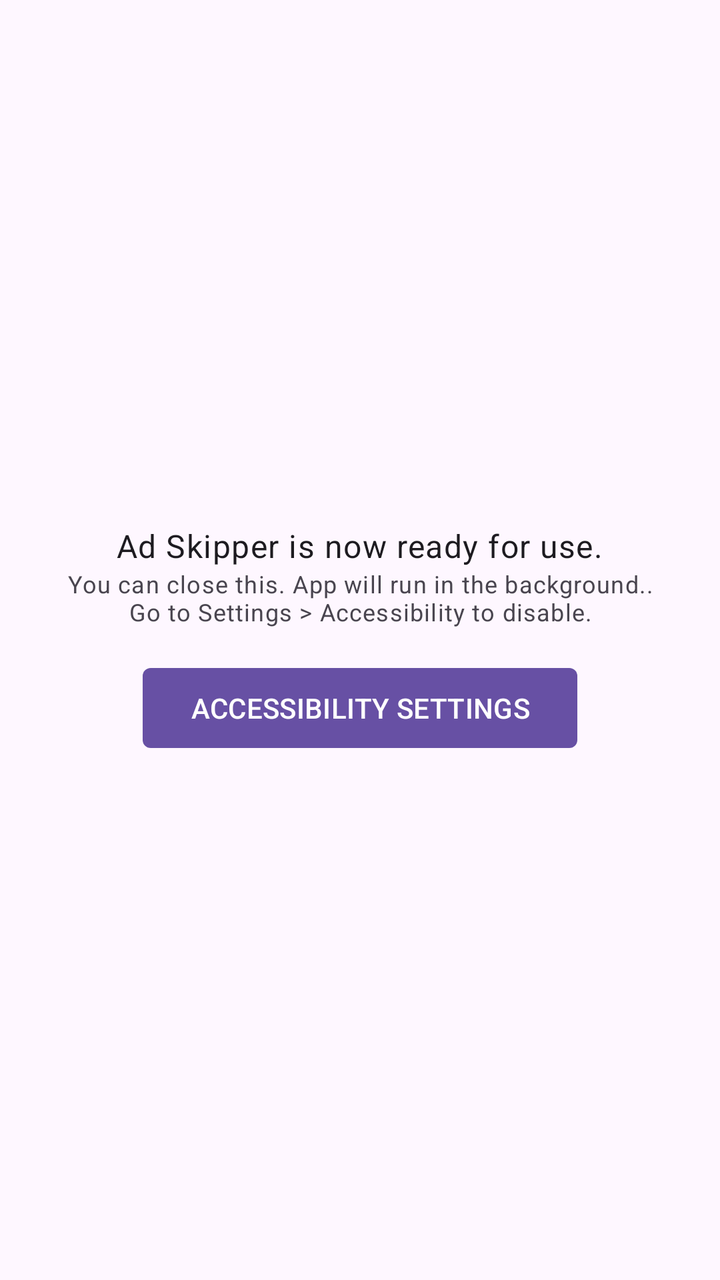
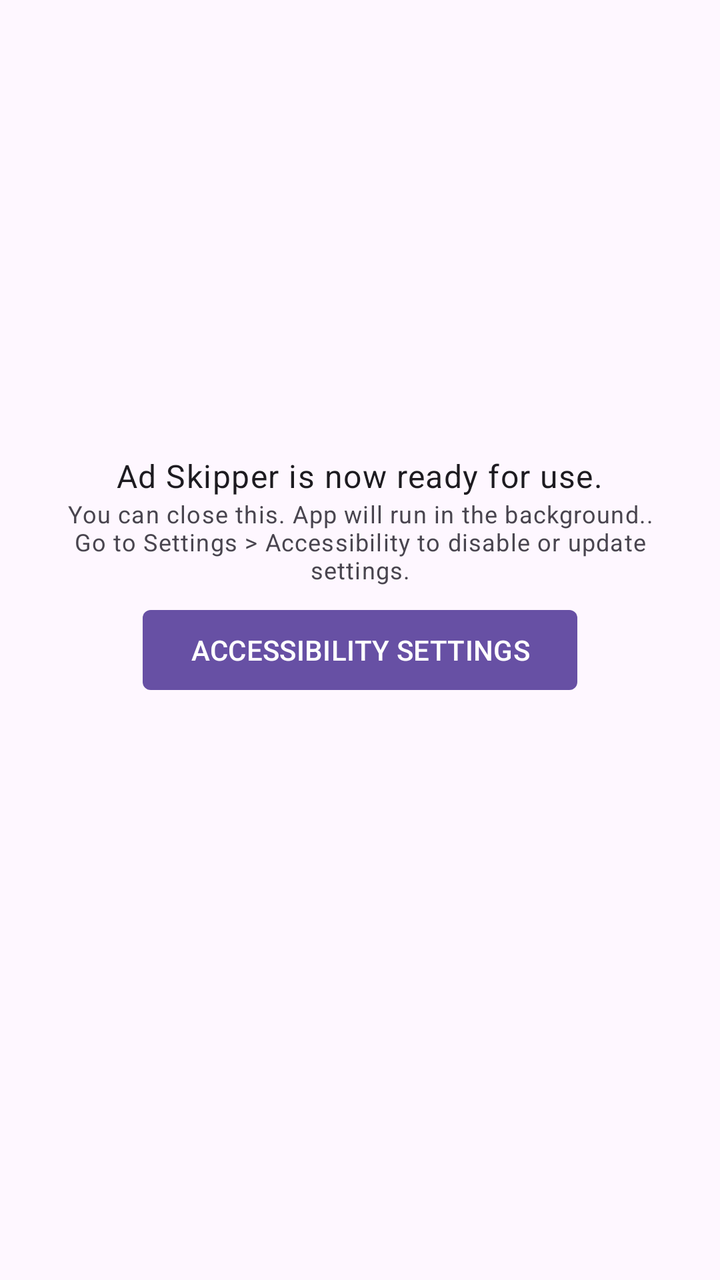

Before-and-after screenshots of an Android layout around one commit, followed by the original layout XML and the change that was made.
<!-- AndroidManifest.xml: application theme AppTheme -->
<!-- res/layout/fragment_service_enabled.xml -->
<?xml version="1.0" encoding="utf-8"?>
<androidx.core.widget.NestedScrollView xmlns:android="http://schemas.android.com/apk/res/android"
    xmlns:app="http://schemas.android.com/apk/res-auto"
    xmlns:tools="http://schemas.android.com/tools"
    android:fillViewport="true"
    android:layout_width="match_parent"
    android:layout_height="match_parent">

    <LinearLayout
        android:layout_width="match_parent"
        android:layout_height="wrap_content"
        android:layout_margin="16dp"
        android:orientation="vertical"
        android:gravity="center"
        android:layout_gravity="center">

        <Space
            android:layout_width="wrap_content"
            android:layout_height="0dp"
            android:layout_weight="1"
            />

        <TextView
            android:id="@+id/textview_first"
            android:layout_width="wrap_content"
            android:layout_height="wrap_content"
            android:layout_marginTop="16dp"
            android:text="@string/a11y_service_enabled_message1"
            android:textAlignment="center"
            android:textAppearance="@style/TextAppearance.Material3.BodyLarge"/>
        <TextView
            android:id="@+id/textview_second"
            android:layout_width="wrap_content"
            android:layout_height="wrap_content"
            android:text="@string/a11y_service_enabled_message2"
            android:textAlignment="center"
            android:textAppearance="@style/TextAppearance.Material3.BodySmall"/>

        <com.google.android.material.button.MaterialButton
            android:id="@+id/button_goto_a11y_settings"
            android:layout_width="wrap_content"
            android:layout_height="wrap_content"
            android:layout_marginTop="16dp"
            android:textAllCaps="true"
            android:text="@string/go_to_a11y_settings"
            app:cornerRadius="4dp" />
        <Space
            android:layout_width="wrap_content"
            android:layout_height="0dp"
            android:layout_weight="1"
            />
        <ProgressBar
            android:id="@+id/premium_status_spinner"
            android:layout_width="wrap_content"
            android:layout_height="wrap_content"
            android:layout_marginTop="16dp"
            android:visibility="gone"/>

        <androidx.fragment.app.FragmentContainerView
            android:id="@+id/premium_fragment_container"
            android:layout_width="match_parent"
            android:layout_height="wrap_content"
            android:layout_marginBottom="16dp"
            tools:layout="@layout/fragment_premium_disabled" />
    </LinearLayout>
</androidx.core.widget.NestedScrollView>
<!-- res/layout/fragment_premium_disabled.xml (included above) -->
<?xml version="1.0" encoding="utf-8"?>
<com.google.android.material.card.MaterialCardView
    xmlns:android="http://schemas.android.com/apk/res/android"
    xmlns:app="http://schemas.android.com/apk/res-auto"
    android:layout_width="match_parent"
    android:layout_height="match_parent"
    android:layout_gravity="center"
    app:strokeWidth="2dp">
    <androidx.constraintlayout.widget.ConstraintLayout
        android:layout_width="match_parent"
        android:layout_height="match_parent"
        android:padding="16dp">
        <TextView
            android:id="@+id/textview_premium_subscription_prompt1"
            android:layout_width="wrap_content"
            android:layout_height="wrap_content"
            android:layout_marginTop="16dp"
            android:text="@string/premium_subscription_prompt1"
            android:textAlignment="center"
            android:textAppearance="@style/TextAppearance.Material3.BodyLarge.Emphasized"
            app:layout_constraintEnd_toEndOf="parent"
            app:layout_constraintStart_toStartOf="parent"
            app:layout_constraintBottom_toTopOf="@id/textview_premium_subscription_prompt2" />

        <TextView
            android:id="@+id/textview_premium_subscription_prompt2"
            android:layout_width="wrap_content"
            android:layout_height="wrap_content"
            android:layout_marginTop="16dp"
            android:text="@string/premium_subscription_prompt2"
            android:textAlignment="center"
            android:textAppearance="@style/TextAppearance.Material3.BodySmall"
            app:layout_constraintEnd_toEndOf="parent"
            app:layout_constraintStart_toStartOf="parent"
            app:layout_constraintBottom_toTopOf="@id/layout_purchase_subscription" />

        <LinearLayout
            android:id="@+id/layout_purchase_subscription"
            android:layout_width="match_parent"
            android:layout_height="wrap_content"
            android:paddingVertical="8dp"
            android:orientation="horizontal"
            android:gravity="center_vertical"
            app:layout_constraintEnd_toEndOf="parent"
            app:layout_constraintStart_toStartOf="parent"
            app:layout_constraintBottom_toBottomOf="parent">



            <com.google.android.material.button.MaterialButton
                android:id="@+id/button_buy"
                android:layout_width="0dp"
                android:layout_weight="1"
                android:layout_height="wrap_content"
                android:textAllCaps="true"
                android:text="@string/premium_buy_subscription_label"
                app:cornerRadius="4dp"
                />

            <Space
                android:layout_width="8dp"
                android:layout_height="wrap_content"/>

            <com.google.android.material.button.MaterialButton
                android:id="@+id/button_review"
                android:layout_width="0dp"
                android:layout_weight="1"
                android:layout_height="wrap_content"
                android:textAllCaps="true"
                android:text="@string/premium_review_label"
                style="@style/Widget.Material3Expressive.Button.OutlinedButton"
                app:cornerRadius="4dp"
                />
        </LinearLayout>
    </androidx.constraintlayout.widget.ConstraintLayout>
</com.google.android.material.card.MaterialCardView>
<!-- resources referenced by this layout -->
<resources>
  <string name="a11y_service_enabled_message1">Ad Skipper is now ready for use.</string>
  <string name="a11y_service_enabled_message2">You can close this. App will run in the background..\nGo to Settings &gt; Accessibility to disable.</string>
  <string name="go_to_a11y_settings">Accessibility Settings</string>
  <string name="premium_buy_subscription_label">Buy coffee</string>
  <string name="premium_review_label">Rate app</string>
  <string name="premium_subscription_prompt1">Like the app? Support us!</string>
  <string name="premium_subscription_prompt2">Your support helps us make it better</string>
  <style name="AppTheme" parent="Theme.Material3.DayNight.NoActionBar" />
</resources>

<!-- the commit's change to res/layout/fragment_service_enabled.xml (unified diff, before → after) -->
@@ -25,14 +25,14 @@
             android:layout_width="wrap_content"
             android:layout_height="wrap_content"
             android:layout_marginTop="16dp"
-            android:text="@string/a11y_service_enabled_message1"
+            android:text="@string/label_a11y_service_enabled1"
             android:textAlignment="center"
             android:textAppearance="@style/TextAppearance.Material3.BodyLarge"/>
         <TextView
             android:id="@+id/textview_second"
             android:layout_width="wrap_content"
             android:layout_height="wrap_content"
-            android:text="@string/a11y_service_enabled_message2"
+            android:text="@string/label_a11y_service_enabled2"
             android:textAlignment="center"
             android:textAppearance="@style/TextAppearance.Material3.BodySmall"/>
 
@@ -40,10 +40,25 @@
             android:id="@+id/button_goto_a11y_settings"
             android:layout_width="wrap_content"
             android:layout_height="wrap_content"
-            android:layout_marginTop="16dp"
+            android:layout_marginTop="8dp"
             android:textAllCaps="true"
             android:text="@string/go_to_a11y_settings"
             app:cornerRadius="4dp" />
+
+        <androidx.fragment.app.FragmentContainerView
+            android:id="@+id/req_notif_fragment_container"
+            android:layout_width="wrap_content"
+            android:layout_height="wrap_content"
+            android:layout_marginVertical="16dp"
+            tools:layout="@layout/fragment_request_notifications" />
+
+        <androidx.fragment.app.FragmentContainerView
+            android:id="@+id/stats_fragment_container"
+            android:layout_width="wrap_content"
+            android:layout_height="wrap_content"
+            android:layout_marginVertical="16dp"
+            tools:layout="@layout/fragment_stats" />
+
         <Space
             android:layout_width="wrap_content"
             android:layout_height="0dp"
@@ -64,6 +79,111 @@
             tools:layout="@layout/fragment_premium_disabled" />
     </LinearLayout>
 </androidx.core.widget.NestedScrollView>
+<!-- res/layout/fragment_request_notifications.xml (included above) -->
+<?xml version="1.0" encoding="utf-8"?>
+<LinearLayout xmlns:android="http://schemas.android.com/apk/res/android"
+    xmlns:app="http://schemas.android.com/apk/res-auto"
+    android:layout_width="wrap_content"
+    android:layout_height="wrap_content"
+    android:orientation="vertical"
+    android:gravity="center"
+    android:layout_gravity="center">
+    <com.google.android.material.button.MaterialButton
+        android:id="@+id/button_enable_notifications"
+        android:layout_width="wrap_content"
+        android:layout_height="wrap_content"
+        android:text="@string/label_request_notifications"
+        style="@style/Widget.Material3Expressive.Button.OutlinedButton"
+        app:cornerRadius="4dp"/>
+    <TextView
+        android:id="@+id/textview_rationale"
+        android:layout_width="wrap_content"
+        android:layout_height="wrap_content"
+        android:text="@string/msg_notifications_rationale"
+        android:textAlignment="center"
+        android:textAppearance="@style/TextAppearance.Material3.BodySmall"/>
+</LinearLayout>
+<!-- res/layout/fragment_stats.xml (included above) -->
+<?xml version="1.0" encoding="utf-8"?>
+<com.google.android.material.card.MaterialCardView xmlns:android="http://schemas.android.com/apk/res/android"
+    xmlns:app="http://schemas.android.com/apk/res-auto"
+    android:layout_width="wrap_content"
+    android:layout_height="wrap_content"
+    android:layout_gravity="center"
+    android:padding="16dp"
+    app:strokeWidth="2dp">
+
+    <TableLayout
+        android:layout_width="wrap_content"
+        android:layout_height="wrap_content"
+        android:padding="8dp"
+        android:clipToPadding="false">
+
+        <TableRow
+            android:layout_width="wrap_content"
+            android:layout_height="wrap_content"
+            android:background="?attr/colorSurfaceContainerLowest">
+
+            <TextView
+                android:id="@+id/stats_this_cycle_prefix"
+                android:layout_width="wrap_content"
+                android:layout_height="wrap_content"
+                android:layout_marginEnd="8dp"
+                android:text="@string/label_stats_current_prefix"
+                android:textAppearance="@style/TextAppearance.Material3.BodyLarge" />
+
+            <TextView
+                android:id="@+id/stats_this_cycle"
+                android:layout_width="wrap_content"
+                android:layout_height="wrap_content"
+                android:text="@string/msg_engagement_text"
+                android:textAppearance="@style/TextAppearance.Material3.BodyLarge" />
+        </TableRow>
+
+        <TableRow
+            android:layout_width="wrap_content"
+            android:layout_height="wrap_content"
+            android:background="?attr/colorSurfaceContainer">
+
+            <TextView
+                android:id="@+id/stats_past_cycle_prefix"
+                android:layout_width="wrap_content"
+                android:layout_height="wrap_content"
+                android:layout_marginEnd="8dp"
+                android:text="@string/label_stats_past_prefix"
+                android:textAppearance="@style/TextAppearance.Material3.BodyLarge" />
+
+            <TextView
+                android:id="@+id/stats_past_cycle"
+                android:layout_width="wrap_content"
+                android:layout_height="wrap_content"
+                android:text="@string/msg_engagement_text"
+                android:textAppearance="@style/TextAppearance.Material3.BodyLarge" />
+        </TableRow>
+
+        <TableRow
+            android:layout_width="wrap_content"
+            android:layout_height="wrap_content"
+            android:background="?attr/colorSurfaceContainerHighest">
+
+            <TextView
+                android:id="@+id/stats_lifetime_prefix"
+                android:layout_width="wrap_content"
+                android:layout_height="wrap_content"
+                android:layout_marginEnd="8dp"
+                android:text="@string/label_stats_lifetime_prefix"
+                android:textAppearance="@style/TextAppearance.Material3.BodyLarge" />
+
+            <TextView
+                android:id="@+id/stats_lifetime"
+                android:layout_width="wrap_content"
+                android:layout_height="wrap_content"
+                android:text="@string/msg_engagement_text"
+                android:textAppearance="@style/TextAppearance.Material3.BodyLarge" />
+        </TableRow>
+
+    </TableLayout>
+</com.google.android.material.card.MaterialCardView>
 <!-- res/layout/fragment_premium_disabled.xml (included above) -->
 <?xml version="1.0" encoding="utf-8"?>
 <com.google.android.material.card.MaterialCardView
@@ -82,7 +202,7 @@
             android:layout_width="wrap_content"
             android:layout_height="wrap_content"
             android:layout_marginTop="16dp"
-            android:text="@string/premium_subscription_prompt1"
+            android:text="@string/label_premium_subscription_prompt1"
             android:textAlignment="center"
             android:textAppearance="@style/TextAppearance.Material3.BodyLarge.Emphasized"
             app:layout_constraintEnd_toEndOf="parent"
@@ -94,7 +214,7 @@
             android:layout_width="wrap_content"
             android:layout_height="wrap_content"
             android:layout_marginTop="16dp"
-            android:text="@string/premium_subscription_prompt2"
+            android:text="@string/label_premium_subscription_prompt2"
             android:textAlignment="center"
             android:textAppearance="@style/TextAppearance.Material3.BodySmall"
             app:layout_constraintEnd_toEndOf="parent"
@@ -120,7 +240,7 @@
                 android:layout_weight="1"
                 android:layout_height="wrap_content"
                 android:textAllCaps="true"
-                android:text="@string/premium_buy_subscription_label"
+                android:text="@string/label_premium_buy_subscription"
                 app:cornerRadius="4dp"
                 />
 
@@ -134,7 +254,7 @@
                 android:layout_weight="1"
                 android:layout_height="wrap_content"
                 android:textAllCaps="true"
-                android:text="@string/premium_review_label"
+                android:text="@string/label_premium_review"
                 style="@style/Widget.Material3Expressive.Button.OutlinedButton"
                 app:cornerRadius="4dp"
                 />
<!-- resource entries referenced after the edit -->
@@ -1,12 +1,18 @@
 <!-- resources referenced by this layout -->
 <resources>
-  <string name="a11y_service_enabled_message1">Ad Skipper is now ready for use.</string>
-  <string name="a11y_service_enabled_message2">You can close this. App will run in the background..\nGo to Settings &gt; Accessibility to disable.</string>
   <string name="go_to_a11y_settings">Accessibility Settings</string>
-  <string name="premium_buy_subscription_label">Buy coffee</string>
-  <string name="premium_review_label">Rate app</string>
-  <string name="premium_subscription_prompt1">Like the app? Support us!</string>
-  <string name="premium_subscription_prompt2">Your support helps us make it better</string>
+  <string name="label_a11y_service_enabled1">Ad Skipper is now ready for use.</string>
+  <string name="label_a11y_service_enabled2">You can close this. App will run in the background..\nGo to Settings &gt; Accessibility to disable or update settings.</string>
+  <string name="label_premium_buy_subscription">Buy coffee</string>
+  <string name="label_premium_review">Rate us</string>
+  <string name="label_premium_subscription_prompt1">Like the app? Support us!</string>
+  <string name="label_premium_subscription_prompt2">Your support helps us make it better</string>
+  <string name="label_request_notifications">Enable notifications</string>
+  <string name="label_stats_current_prefix">This week ads</string>
+  <string name="label_stats_lifetime_prefix">Lifetime ads</string>
+  <string name="label_stats_past_prefix">Past week ads</string>
+  <string name="msg_engagement_text">&lt;b&gt;%1$d&lt;/b&gt; skipped, &lt;b&gt;%2$d&lt;/b&gt; muted</string>
+  <string name="msg_notifications_rationale">For weekly stats and verification of app health</string>
   <style name="AppTheme" parent="Theme.Material3.DayNight.NoActionBar" />
 </resources>
 
